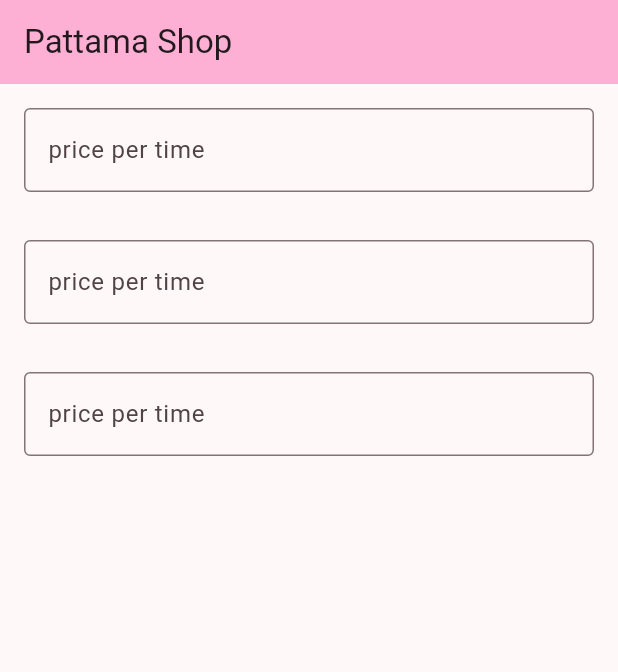
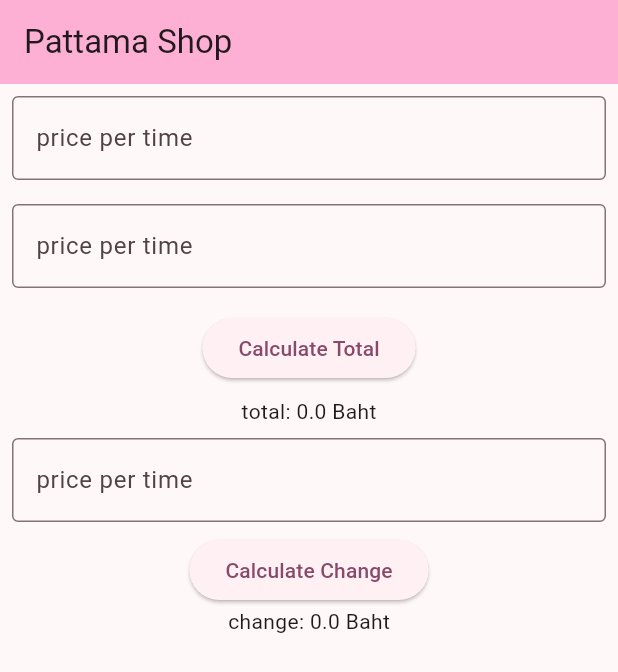
Before and after one commit to Katikalockers/SE464, a Flutter app: the screen it shows after launch, on a phone screen of 412 x 824 dp. Shown: the top 672 px of the screen. Run offline on Flutter 3.47's test engine with Material 3 defaults, Android fonts, the phone set to English and light mode, and no system bars; our stand-ins replace material_ui.

Commit message:
Activity2 :Complete Change Calculation

```diff
--- a/lib/main.dart
+++ b/lib/main.dart
@@ -42,34 +42,42 @@ class _MyHomePageState extends State<MyHomePage> {
   Widget build(BuildContext context) {
     return Scaffold(
       appBar: AppBar(
-        backgroundColor: Theme.of(context).
-        colorScheme.inversePrimary,
+        backgroundColor: Theme.of(context).colorScheme.inversePrimary,
         title: Text(widget.title),
       ),
       body: Column(
         children: [
-          Padding(
+          priceTextField("price per time", price),
+          priceTextField("amount of time", amount),
+          calculateButton(),
+          showTotalText(),
+          priceTextField("get money", change),
+          calculateChangeButton(),
+          showChangeText(),
+          /*Padding(
             padding: const EdgeInsets.all(8.0),
             child: priceTextField("price per time"),
           ),
+          calculateButton(),
           Padding(
             padding: const EdgeInsets.all(8.0),
             child: priceTextField("amount of time"),
           ),
+          ElevatedButton(onPressed: () {}, child: Text("Calculate Change")),
           Padding(
             padding: const EdgeInsets.all(8.0),
             child: priceTextField("get money"),
-          ),
+          ),*/
         ],
       )
     );
   }
 
-  Widget priceTextField(String text) {
+  Widget priceTextField(String text, TextEditingController control) {
     return Padding(
       padding: const EdgeInsets.all(8.0),
       child: TextField(
-        controller: price,
+        controller: control,
         decoration: InputDecoration(
           border: OutlineInputBorder(),
           labelText: 'price per time',
@@ -94,7 +102,26 @@ class _MyHomePageState extends State<MyHomePage> {
   }
 
   Widget showTotalText() {
-    return Text("total: Bath ");
+    return Text('total: $_total Baht');
+  }
+
+Widget calculateChangeButton() {
+  return ElevatedButton(onPressed: () {
+    if (price.text.isNotEmpty && amount.text.isNotEmpty){
+      _change = double.parse(change.text) - _total;
+      if(_change < 0) {
+        ScaffoldMessenger.of(context).showSnackBar(SnackBar(content: Text("Money is not enough")));
+      } else {
+        setState(() {
+          //_change;
+        });
+      }
+    }
+  }, child: Text("Calculate Change"));
+}
+
+  Widget showChangeText() {
+  return Text('change: $_change Baht');
   }
 
 }
```
